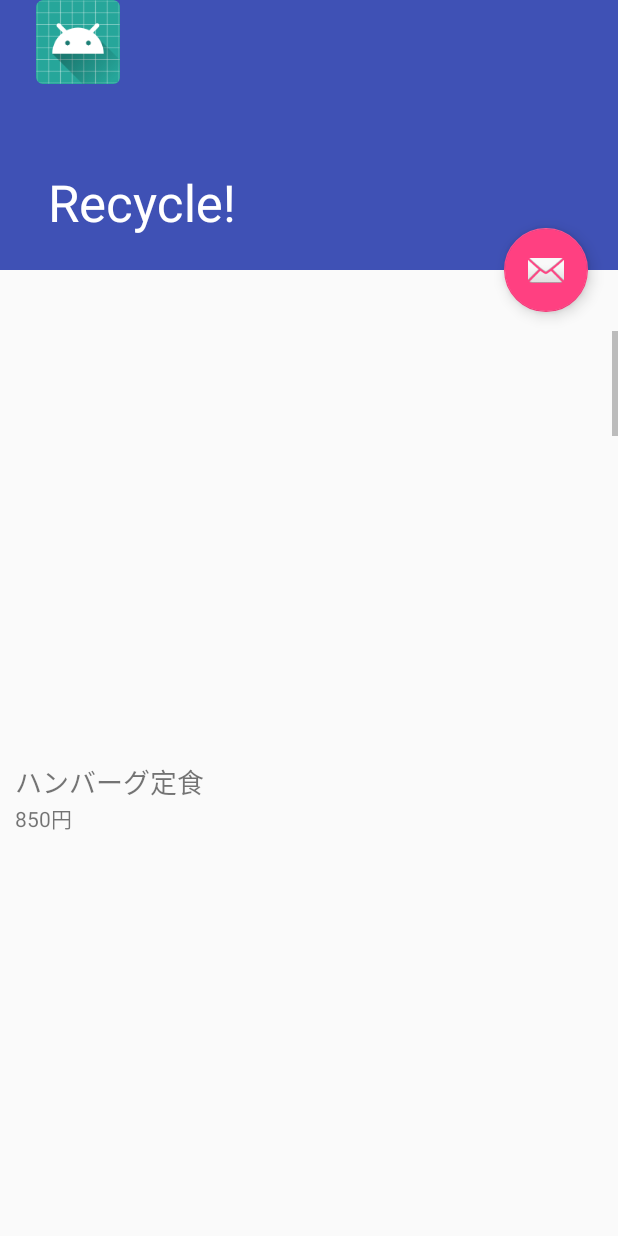
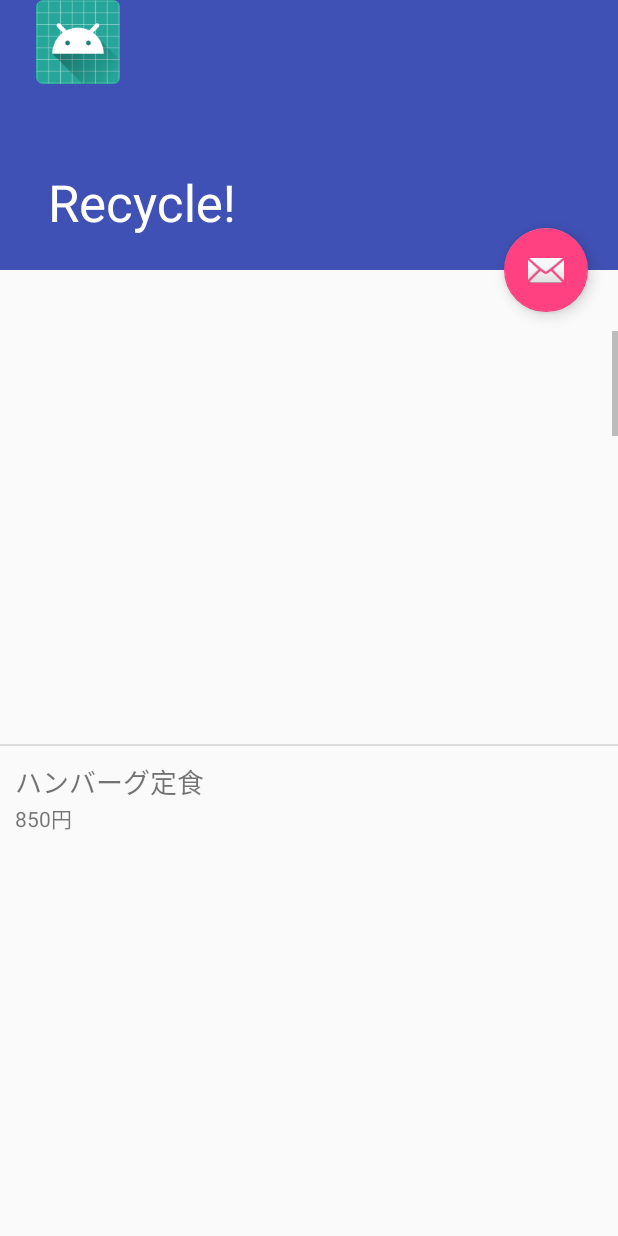
Before and after one commit to mattukouta/WINGS-project, an Android app: the screen it shows after launch (ScrollListActivity), scrolled down 450 dp, on a phone screen of 412 x 824 dp. Run offline under Robolectric (Android 15) with nearby library versions, the light colour scheme and no system bars.

Commit message:
リサイクラービュー

```diff
--- a/RecyclerViewSample/app/src/main/java/sample/kouta/recyclerviewsample/ScrollListActivity.kt
+++ b/RecyclerViewSample/app/src/main/java/sample/kouta/recyclerviewsample/ScrollListActivity.kt
@@ -4,6 +4,8 @@ import android.graphics.Color
 import android.support.v7.app.AppCompatActivity
 import android.os.Bundle
 import android.support.design.widget.CollapsingToolbarLayout
+import android.support.v4.content.res.TypedArrayUtils.getString
+import android.support.v7.widget.DividerItemDecoration
 import android.support.v7.widget.LinearLayoutManager
 import android.support.v7.widget.RecyclerView
 import android.view.LayoutInflater
@@ -11,6 +13,7 @@ import android.view.View
 import android.view.ViewGroup
 import android.widget.TextView
 import android.support.v7.widget.Toolbar
+import android.widget.Toast
 
 class ScrollListActivity : AppCompatActivity() {
 
@@ -32,6 +35,9 @@ class ScrollListActivity : AppCompatActivity() {
         var menuList=createTeisyokuList()
         var adapter=RecyclerListAdapter(menuList)
         lvMenu.adapter=adapter
+
+        var decorator=DividerItemDecoration(this@ScrollListActivity,layout.orientation)
+        lvMenu.addItemDecoration(decorator)
     }
 
     fun createTeisyokuList() : List<Map<String,Any>>{
@@ -40,67 +46,67 @@ class ScrollListActivity : AppCompatActivity() {
 
         menu.put("name","から揚げ定食")
         menu.put("price",800)
- //       menu.put("desc","若鶏のから揚げにサラダ、ご飯とお味噌汁が付きます。")
+        menu.put("desc","若鶏のから揚げにサラダ、ご飯とお味噌汁が付きます。")
         menuList.add(menu)
 
         menu= HashMap()
         menu.put("name","ハンバーグ定食")
-        menu.put("price",850)
-//        menu.put("desc","手ごねハンバーグにサラダ、ご飯とお味噌汁が付きます。")
+        menu["price"]=850
+        menu.put("desc","手ごねハンバーグにサラダ、ご飯とお味噌汁が付きます。")
         menuList.add(menu)
 
         menu=HashMap()
         menu.put("name","生姜焼き定食")
         menu.put("price",850)
-//        menu.put("desc","生姜焼きにサラダ、ご飯とお味噌汁が付きます。")
+        menu.put("desc","生姜焼きにサラダ、ご飯とお味噌汁が付きます。")
         menuList.add(menu)
 
         menu=HashMap()
         menu.put("name","ステーキ定食")
         menu.put("price",1000)
-//        menu.put("desc","ロースステーキにサラダ、ご飯とお味噌汁が付きます。")
+        menu.put("desc","ロースステーキにサラダ、ご飯とお味噌汁が付きます。")
         menuList.add(menu)
 
         menu=HashMap()
         menu.put("name","野菜炒め定食")
         menu.put("price",750)
-//        menu.put("desc","野菜炒めにサラダ、ご飯とお味噌汁が付きます。")
+        menu.put("desc","野菜炒めにサラダ、ご飯とお味噌汁が付きます。")
         menuList.add(menu)
 
         menu=HashMap()
         menu.put("name","とんかつ定食")
         menu.put("price",900)
-//        menu.put("desc","ロースとんかつにサラダ、ご飯とお味噌汁が付きます。")
+        menu.put("desc","ロースとんかつにサラダ、ご飯とお味噌汁が付きます。")
         menuList.add(menu)
 
         menu=HashMap()
         menu.put("name","ミンチかつ定食")
         menu.put("price",850)
-//        menu.put("desc","ミンチかつにサラダ、ご飯とお味噌汁が付きます。")
+        menu.put("desc","ミンチかつにサラダ、ご飯とお味噌汁が付きます。")
         menuList.add(menu)
 
         menu=HashMap()
         menu.put("name","チキンカツ定食")
         menu.put("price",900)
-//        menu.put("desc","チキンカツにサラダ、ご飯とお味噌汁が付きます。")
+        menu.put("desc","チキンカツにサラダ、ご飯とお味噌汁が付きます。")
         menuList.add(menu)
 
         menu=HashMap()
         menu.put("name","コロッケ定食")
         menu.put("price",850)
-//        menu.put("desc","手作りコロッケにサラダ、ご飯とお味噌汁が付きます。")
+        menu.put("desc","手作りコロッケにサラダ、ご飯とお味噌汁が付きます。")
         menuList.add(menu)
 
         menu=HashMap()
         menu.put("name","焼き魚定食")
         menu.put("price",750)
-//        menu.put("desc","旬の焼き魚にサラダ、ご飯とお味噌汁が付きます。")
+        menu.put("desc","旬の焼き魚にサラダ、ご飯とお味噌汁が付きます。")
         menuList.add(menu)
 
         menu=HashMap()
         menu.put("name","焼肉定食")
         menu.put("price",900)
-//        menu.put("desc","焼肉にサラダ、ご飯とお味噌汁が付きます。")
+        menu.put("desc","焼肉にサラダ、ご飯とお味噌汁が付きます。")
         menuList.add(menu)
 
         return menuList
@@ -119,6 +125,7 @@ class ScrollListActivity : AppCompatActivity() {
         override fun onCreateViewHolder(parent: ViewGroup,viewType:Int):RecyclerListViewHolder{
             var inflater=LayoutInflater.from(this@ScrollListActivity)
             var view=inflater.inflate(R.layout.row,parent,false)
+            view.setOnClickListener(ItemClickListener())
             return RecyclerListViewHolder(view)
         }
         override fun onBindViewHolder(holder: RecyclerListViewHolder, position: Int) {
@@ -133,4 +140,12 @@ class ScrollListActivity : AppCompatActivity() {
             return _listData.size
         }
     }
+    inner class ItemClickListener:View.OnClickListener{
+        override fun onClick(view: View?) {
+            var tvMenuName=view!!.findViewById<TextView>(R.id.tvMenuName)
+            var menuName=tvMenuName.text.toString()
+            var msg= getString(R.string.msg_header)+menuName
+            Toast.makeText(this@ScrollListActivity,msg,Toast.LENGTH_SHORT).show()
+        }
+    }
 }
--- a/RecyclerViewSample/app/src/main/res/layout/activity_scroll_list.xml
+++ b/RecyclerViewSample/app/src/main/res/layout/activity_scroll_list.xml
@@ -29,9 +29,9 @@
 
     <android.support.v7.widget.RecyclerView
         android:id="@+id/lvMenu"
+        android:scrollbars="vertical"
         android:layout_width="match_parent"
         android:layout_height="match_parent"
-        android:scrollbars="vertical"
         app:layout_behavior="@string/appbar_scrolling_view_behavior" />
 
     <android.support.design.widget.FloatingActionButton
```
